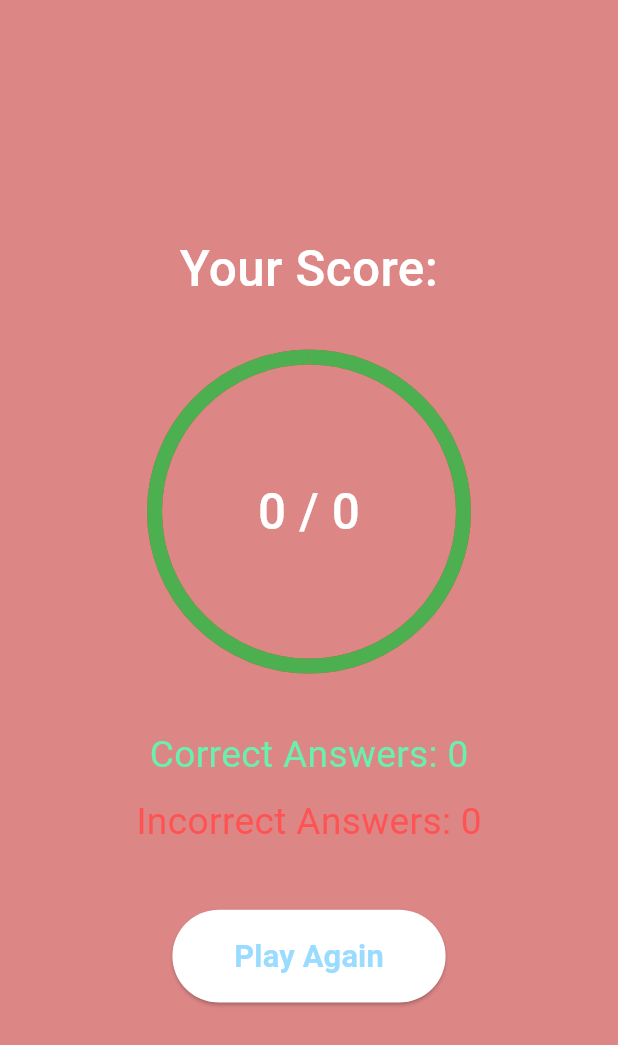
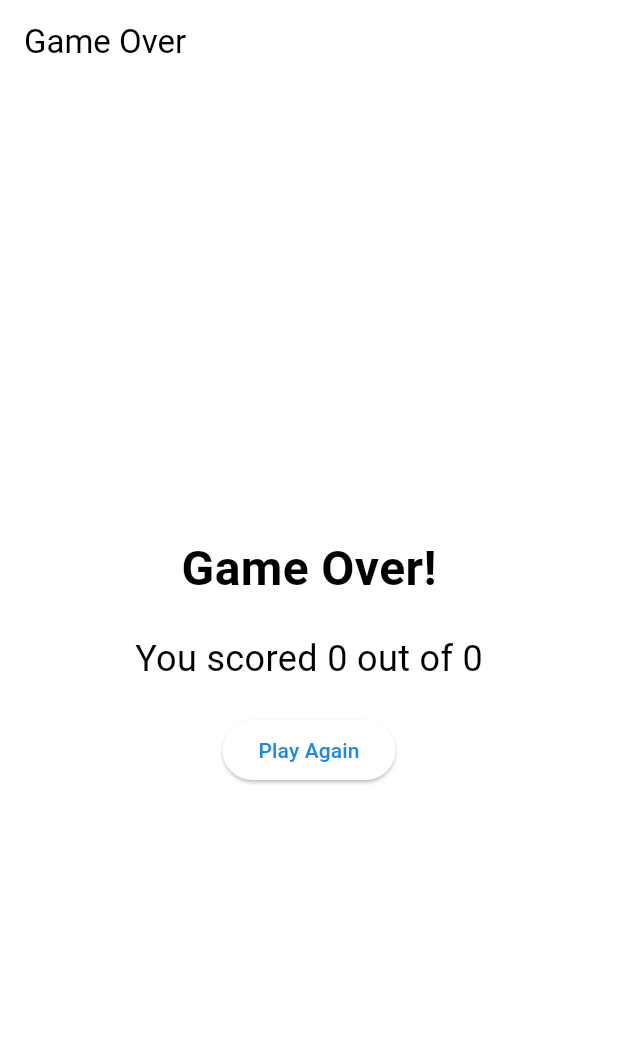
Before and after one commit to SforSiya/FinalYearProject, a Flutter app: the ResultScreenShape screen opened directly with empty values, on a phone screen of 412 x 824 dp. Shown: the top 1045 px of the screen. Run offline on Flutter 3.47's test engine with Material 3 defaults, Android fonts, the light colour scheme and no system bars; our stand-ins replace animated_background, cloud_firestore, firebase_auth, firebase_core, package_info_plus; accounts and stored records are empty.

Commit message:
new commit

```diff
--- a/lib/patient/Kids_screens/games/shape_game/screens_ShapeGame/result_shape_screen.dart
+++ b/lib/patient/Kids_screens/games/shape_game/screens_ShapeGame/result_shape_screen.dart
@@ -1,128 +1,44 @@
-import 'dart:ui';
-import 'package:flutter/cupertino.dart';
 import 'package:flutter/material.dart';
 
 class ResultScreenShape extends StatelessWidget {
   final int score;
   final int totalQuestions;
+  final String userId;
 
-  const ResultScreenShape({super.key, required this.score, required this.totalQuestions});
+  ResultScreenShape({
+    required this.score,
+    required this.totalQuestions,
+    required this.userId,
+  });
 
   @override
   Widget build(BuildContext context) {
     return Scaffold(
-      backgroundColor: Color(0xFFDC8686),
-      body: LayoutBuilder(
-        builder: (context, constraints) {
-          final screenWidth = constraints.maxWidth;
-          final screenHeight = constraints.maxHeight;
-          final incorrectAnswers = totalQuestions - score;
-          final scorePercentage = score / totalQuestions;
-
-          // Dynamically adjust the size for circular indicators based on screen size
-          final circleSize = screenWidth < 600 ? screenWidth * 0.5 : screenWidth * 0.25;
-          final textFontSize = screenWidth < 600 ? screenWidth * 0.08 : screenWidth * 0.05;
-
-          return Center(
-            child: SingleChildScrollView(
-              padding: EdgeInsets.all(screenWidth * 0.05),
+      appBar: AppBar(title: Text('Game Over')),
+      body: Center(
         child: Column(
           mainAxisAlignment: MainAxisAlignment.center,
           children: [
-                  SizedBox(
-                    height: screenHeight * 0.1,
-                    child: Text(
-                      'Your Score:',
-                      style: TextStyle(
-                        fontSize: textFontSize,
-                        fontWeight: FontWeight.w500,
-                        color: Colors.white,
+            Text(
+              'Game Over!',
+              style: TextStyle(fontSize: 32, fontWeight: FontWeight.bold),
             ),
-                      textAlign: TextAlign.center,
+            SizedBox(height: 20),
+            Text(
+              'You scored $score out of $totalQuestions',
+              style: TextStyle(fontSize: 24),
             ),
-                  ),
-
-                  Stack(
-                    alignment: Alignment.center,
-                    children: [
-                      // Background for incorrect answers (Red)
-                      SizedBox(
-                        height: circleSize,
-                        width: circleSize,
-                        child: CircularProgressIndicator(
-                          value: 1.0,
-                          strokeWidth: 10.0,
-                          valueColor: AlwaysStoppedAnimation<Color>(Colors.red),
-                        ),
-                      ),
-                      // Foreground showing correct answers (Green)
-                      SizedBox(
-                        height: circleSize,
-                        width: circleSize,
-                        child: CircularProgressIndicator(
-                          value: scorePercentage,
-                          strokeWidth: 10.0,
-                          valueColor: AlwaysStoppedAnimation<Color>(Colors.green),
-                        ),
-                      ),
-                      SizedBox(height: screenHeight * 0.05),
-                      // Score Text
-                      Text(
-                        '$score / $totalQuestions',
-                        style: TextStyle(
-                          fontSize: textFontSize,
-                          fontWeight: FontWeight.w500,
-                          color: Colors.white,
-                        ),
-                      ),
-                    ],
-                  ),
-                  SizedBox(height: screenHeight * 0.05),
-                  // Display correct and incorrect answers
-                  Text(
-                    'Correct Answers: $score',
-                    style: TextStyle(
-                      fontSize: screenWidth < 600 ? screenWidth * 0.06 : screenWidth * 0.04,
-                      fontWeight: FontWeight.w400,
-                      color: Colors.greenAccent,
-                    ),
-                  ),
-                  SizedBox(height: 10),
-                  Text(
-                    'Incorrect Answers: $incorrectAnswers',
-                    style: TextStyle(
-                      fontSize: screenWidth < 600 ? screenWidth * 0.06 : screenWidth * 0.04,
-                      fontWeight: FontWeight.w400,
-                      color: Colors.redAccent,
-                    ),
-                  ),
-                  SizedBox(height: screenHeight * 0.05),
+            SizedBox(height: 20),
             ElevatedButton(
               onPressed: () {
-                      Navigator.of(context).pop();
+                // Navigate back to the shape screen to play again
+                Navigator.pop(context);
               },
-                    style: ElevatedButton.styleFrom(
-                      backgroundColor: Colors.white,
-                      foregroundColor: Color(0xFF9ADCFF),
-                      padding: EdgeInsets.symmetric(
-                        horizontal: screenWidth * 0.1,
-                        vertical: screenHeight * 0.02,
-                      ),
-                    ),
-                    child: Text(
-                      'Play Again',
-                      style: TextStyle(
-                        fontSize: screenWidth < 600 ? screenWidth * 0.05 : screenWidth * 0.03,
-                        fontWeight: FontWeight.bold,
-                      ),
-                    ),
+              child: Text('Play Again'),
             ),
           ],
         ),
       ),
     );
-        },
-      ),
-    );
   }
 }
```
Also changed, not shown: lib/patient/Kids_screens/games/shape_game/main_shape_file.dart (+25 -5 lines), lib/patient/Kids_screens/games/shape_game/screens_ShapeGame/shape_screen.dart (+94 -56 lines). Lines whose indentation alone changed are shown as unchanged.
